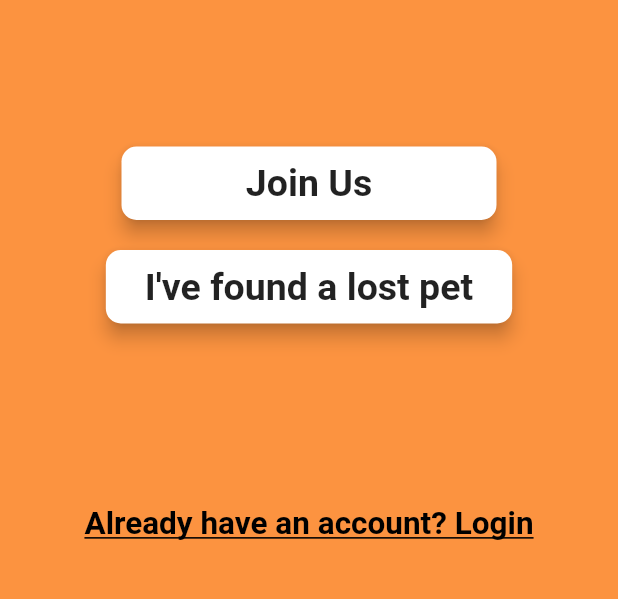
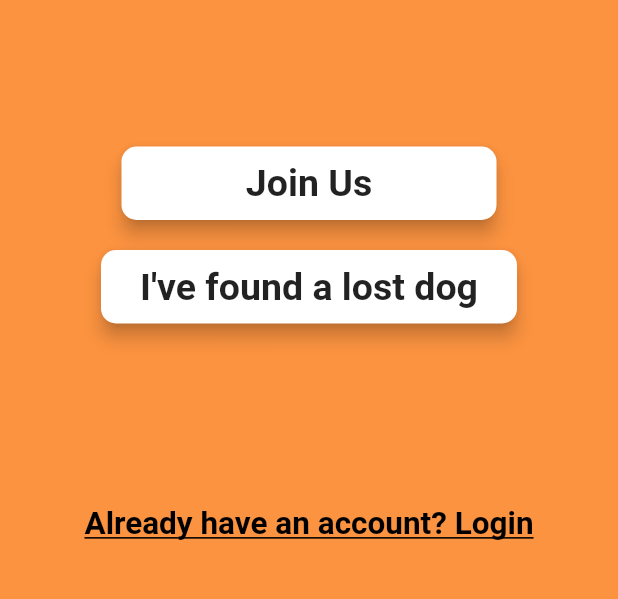
Before and after one commit to Paridhicodes/FindPaws, a Flutter app: the screen it shows after launch, on a phone screen of 412 x 824 dp, the part 419-1018 px from its top. Run offline on Flutter 3.47's test engine with Material 2 defaults, Android fonts, the phone set to English and light mode, and no system bars; our stand-ins replace card_swiper, cloud_firestore, country_code_picker, dropdown_button2, file_picker, firebase_auth and 12 more; missing offline and left inert: flutter_email_sender, geoflutterfire, min_id, number_selection, string_extensions, tflite; accounts and stored records are empty; Roboto replaces fonts that are missing (Dosis); project files that could hold a hidden picture were left out.

Commit message:
Minor change

```diff
--- a/lib/screens/welcome_screen.dart
+++ b/lib/screens/welcome_screen.dart
@@ -62,7 +62,7 @@ class _WelcomeScreenState extends State<WelcomeScreen> {
                     height: 20,
                   ),
                   AppButton(
-                    buttonText: "I've found a lost pet",
+                    buttonText: "I've found a lost dog",
                     onPressed: () {
                       Navigator.pushNamed(context, FinderUpload.id);
                     },
```
